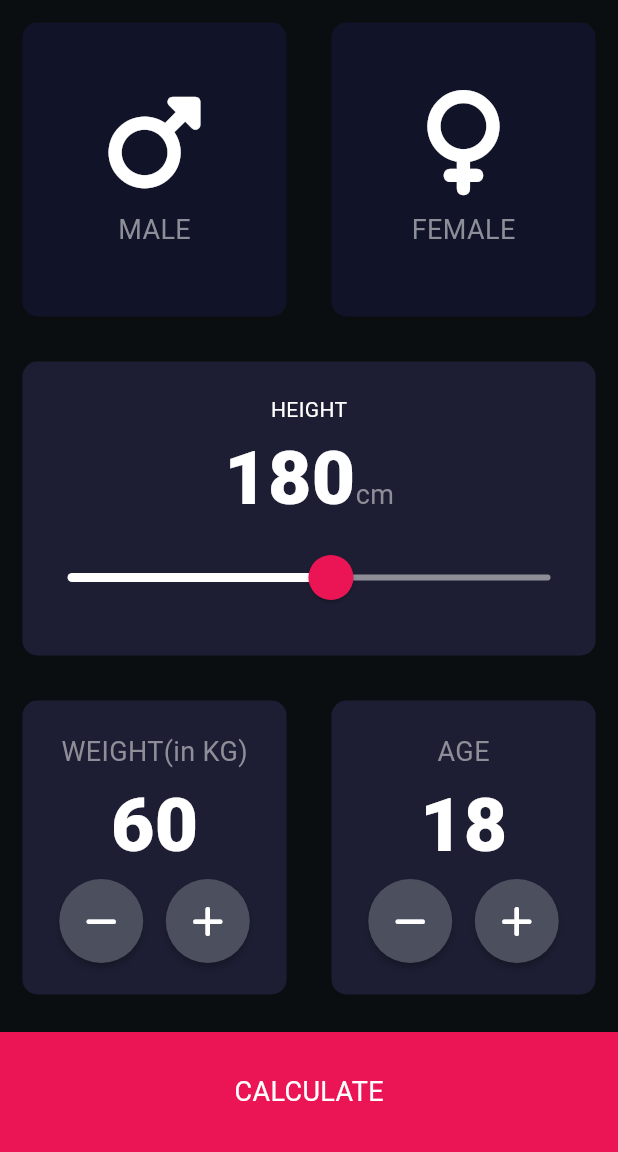
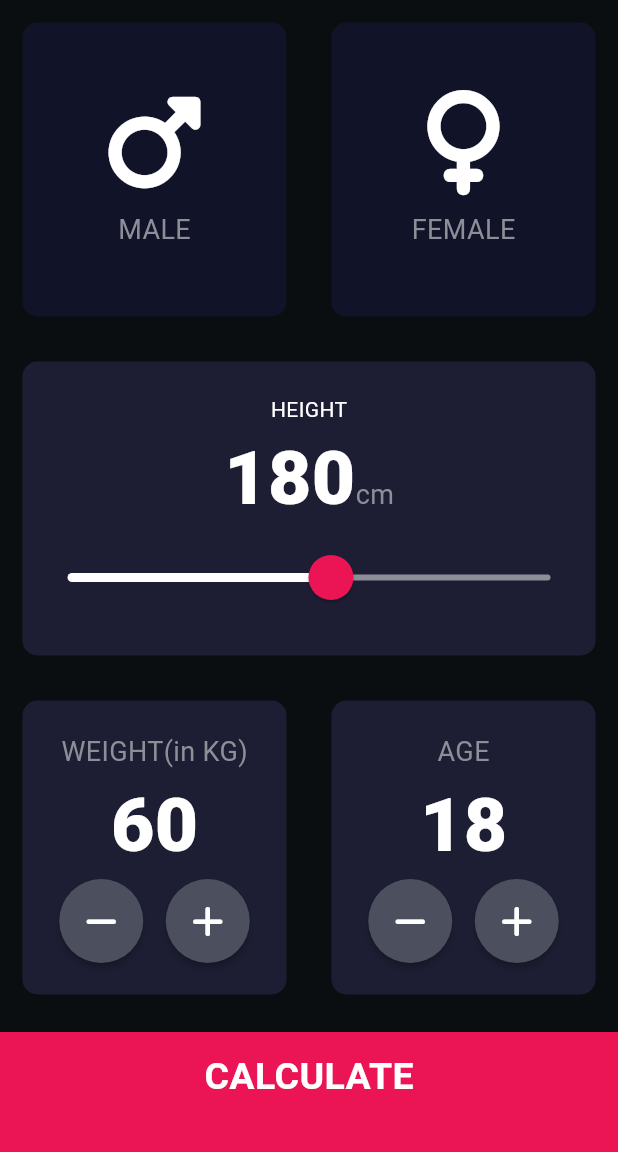
Before and after one commit to RITWIZSINGH/bmi_calculator_flutter, a Flutter app: the screen it shows after launch, on a phone screen of 412 x 824 dp, the part 84-1236 px from its top. Run offline on Flutter 3.47's test engine with Material 3 defaults, Android fonts, the phone set to English and light mode, and no system bars; our stand-ins replace font_awesome_flutter.

Commit message:
Refactored and designed the result screen

```diff
--- /dev/null
+++ b/lib/bottombutton.dart
@@ -0,0 +1,28 @@
+// ignore_for_file: file_names, sort_child_properties_last, use_key_in_widget_constructors, prefer_const_constructors_in_immutables, prefer_const_constructors
+import 'package:flutter/material.dart';
+import 'constants.dart';
+class BottomButton extends StatelessWidget {
+  BottomButton({required this.onTap, required this.label});
+  final Function()? onTap;
+  final String label;
+
+  @override
+  Widget build(BuildContext context) {
+    return GestureDetector(
+      onTap: onTap,
+      child: Container(
+        color: bottomCardColor,
+        margin: EdgeInsets.only(top: 10.0),
+        width: double.infinity,
+        height: bottomContainerWeight,
+        child: Center(
+          child: Text(
+            'CALCULATE',
+            style: kLargeButtonTextStyle,
+          ),
+        ),
+        padding: EdgeInsets.only(bottom: 20.0),
+      ),
+    );
+  }
+}
--- a/lib/constants.dart
+++ b/lib/constants.dart
@@ -14,3 +14,23 @@ const kNumberTextLabel = TextStyle(
   fontSize: 50.0,
   fontWeight: FontWeight.w900,
 );
+
+const kLargeButtonTextStyle = TextStyle(
+   fontSize: 25.0,
+   fontWeight: FontWeight.bold,
+);
+
+const kResultTextStyle = TextStyle(
+    color: Color(0xFF24D876),
+    fontSize: 22.0,
+    fontWeight: FontWeight.bold,
+);
+
+const kBMITextStyle = TextStyle(
+  fontSize: 100.0,
+  fontWeight: FontWeight.bold,
+);
+
+const kBodyTextStyle = TextStyle(
+  fontSize: 20.0,
+);
--- a/lib/input_page.dart
+++ b/lib/input_page.dart
@@ -1,6 +1,4 @@
-// ignore_for_file: library_private_types_in_public_api, prefer_const_constructors, prefer_const_literals_to_create_immutables, use_key_in_widget_constructors, unnecessary_import, sort_child_properties_last, unused_import
-
-import 'dart:js_interop';
+// ignore_for_file: library_private_types_in_public_api, prefer_const_constructors, prefer_const_literals_to_create_immutables, use_key_in_widget_constructors, unnecessary_import, sort_child_properties_last, unused_import, prefer_const_constructors_in_immutables
 
 import 'package:flutter/cupertino.dart';
 import 'package:flutter/material.dart';
@@ -10,6 +8,8 @@ import 'icon_content.dart';
 import 'reusable_card.dart';
 import 'constants.dart';
 import 'results_page.dart';
+import 'bottombutton.dart';
+import 'package:bmi_calculator_flutter/roundIconButton.dart';
 
 enum Gender {
   male,
@@ -166,7 +166,7 @@ class _InputPageState extends State<InputPage> {
                         children: [
                           RoundIconButton(
                             icon: FontAwesomeIcons.minus,
-                            onPress: (){
+                            onPress: () {
                               setState(() {
                                 weight--;
                               });
@@ -177,7 +177,7 @@ class _InputPageState extends State<InputPage> {
                           ),
                           RoundIconButton(
                             icon: FontAwesomeIcons.plus,
-                            onPress: (){
+                            onPress: () {
                               setState(() {
                                 weight++;
                               });
@@ -216,7 +216,7 @@ class _InputPageState extends State<InputPage> {
                         children: [
                           RoundIconButton(
                             icon: FontAwesomeIcons.minus,
-                            onPress: (){
+                            onPress: () {
                               setState(() {
                                 age--;
                               });
@@ -227,7 +227,7 @@ class _InputPageState extends State<InputPage> {
                           ),
                           RoundIconButton(
                             icon: FontAwesomeIcons.plus,
-                            onPress: (){
+                            onPress: () {
                               setState(() {
                                 age++;
                               });
@@ -244,47 +244,20 @@ class _InputPageState extends State<InputPage> {
           ),
         ),
         //BOTTOM ROW ENDED
-        GestureDetector(
-          onTap: (){
-            Navigator.push(context, MaterialPageRoute(builder: (context){
-              return ResultPage();
-            }
-            ),);
+
+        //CALCULATE BUTTON HERE
+        BottomButton(
+          onTap: () {
+            Navigator.push(
+              context,
+              MaterialPageRoute(builder: (context) {
+                return ResultPage();
+              }),
+            );
           },
-          child: Container(
-            color: bottomCardColor,
-            margin: EdgeInsets.only(top: 10.0),
-            width: double.infinity,
-            height: bottomContainerWeight,
-            child: Center(
-              child: Text(
-                'CALCULATE',
-                style: TextStyle(
-                  color: Colors.white,
-                  fontSize: 18.0,
-                ),
-              ),
-            ),
-          ),
+          label: 'CALCULATE',
         )
       ]),
     );
   }
 }
-
-class RoundIconButton extends StatelessWidget {
-  RoundIconButton({required this.icon,required this.onPress});
-  final IconData icon;
-  final Function()? onPress;
-
-  @override
-  Widget build(BuildContext context) {
-    return RawMaterialButton(
-      child: Icon(icon),
-      onPressed: onPress,
-      constraints: const BoxConstraints(minWidth: 56.0, minHeight: 56.0),
-      fillColor: Color(0xFF4C4F5E),
-      shape: CircleBorder(),
-    );
-  }
-}
--- /dev/null
+++ b/lib/roundIconButton.dart
@@ -0,0 +1,19 @@
+// ignore_for_file: file_names, sort_child_properties_last, use_key_in_widget_constructors, prefer_const_constructors_in_immutables, prefer_const_constructors
+
+import 'package:flutter/material.dart';
+class RoundIconButton extends StatelessWidget {
+  RoundIconButton({required this.icon,required this.onPress});
+  final IconData icon;
+  final Function()? onPress;
+
+  @override
+  Widget build(BuildContext context) {
+    return RawMaterialButton(
+      child: Icon(icon),
+      onPressed: onPress,
+      constraints: const BoxConstraints(minWidth: 56.0, minHeight: 56.0),
+      fillColor: Color(0xFF4C4F5E),
+      shape: CircleBorder(),
+    );
+  }
+}
```
Also changed, not shown: lib/results_page.dart (+62 -2 lines).
